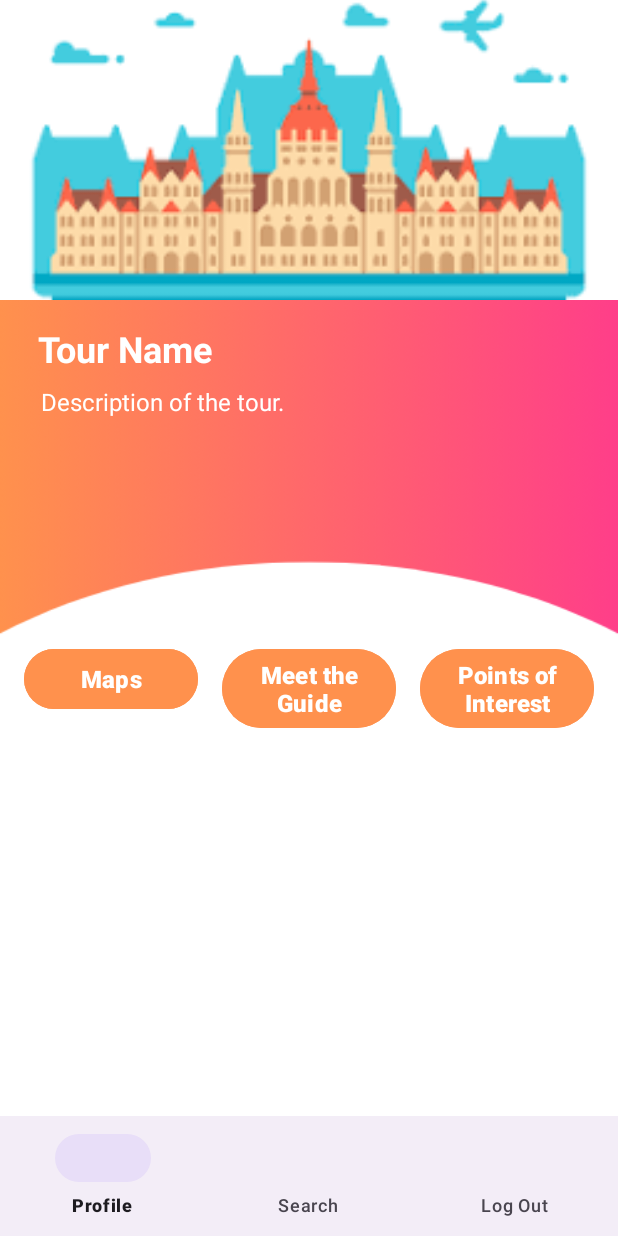
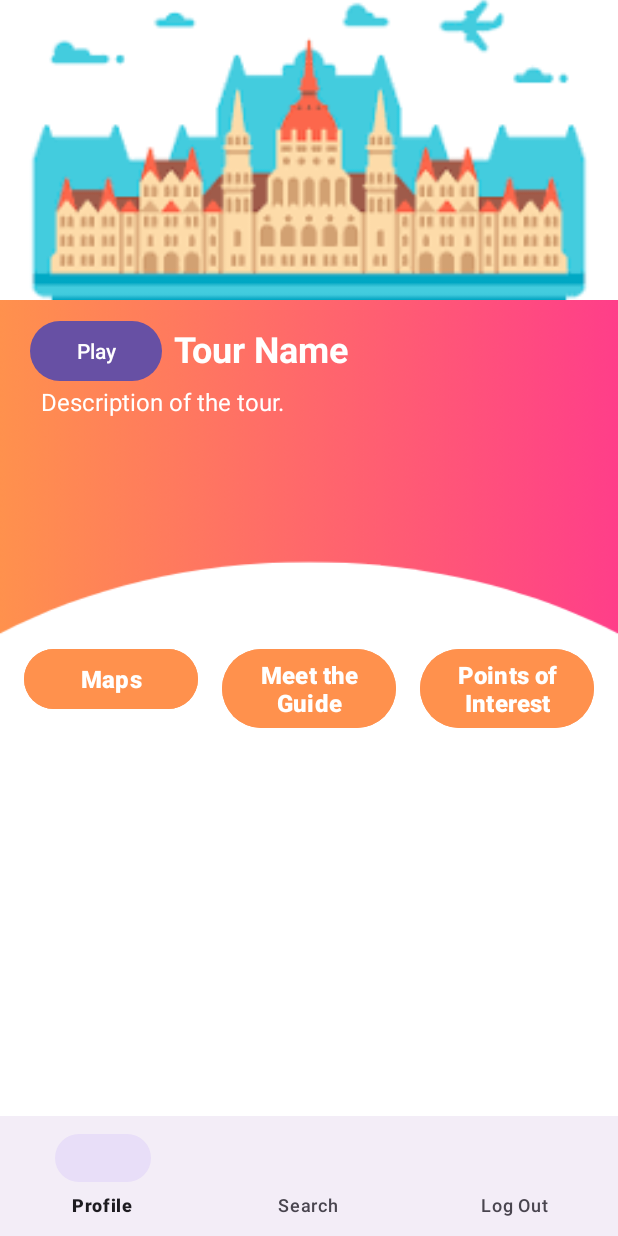
Before and after one commit to iamcristinanr/ANDROIDcitysound, an Android app: the layout activity_tour.xml on its own in the app's theme, with its tools: preview values and no code run, on a phone screen of 412 x 824 dp. Run offline under Robolectric (Android 15) with nearby library versions, the light colour scheme and no system bars; network calls fail.

Commit message:
mediaPlayer tour

```diff
--- a/app/src/main/java/com/example/citysound/Tour.kt
+++ b/app/src/main/java/com/example/citysound/Tour.kt
@@ -8,6 +8,7 @@ data class Tour(
     val tourName: String,
     val description: String,
     val tourImage: String, // Si deseas incluir una imagen, puedes usar un recurso de imagen
+
     // val pointsOfInterest: List<String> // Si deseas incluir una lista de puntos de interés
 ) : Parcelable {
     constructor(parcel: Parcel) : this(
@@ -15,6 +16,7 @@ data class Tour(
         parcel.readString() ?: "",
         parcel.readString() ?: "",
         parcel.readString() ?: "",
+
     )
 
     override fun writeToParcel(parcel: Parcel, flags: Int) {
@@ -22,6 +24,7 @@ data class Tour(
         parcel.writeString(tourName)
         parcel.writeString(description)
         parcel.writeString(tourImage)
+
     }
 
     override fun describeContents(): Int {
--- a/app/src/main/res/layout/activity_tour.xml
+++ b/app/src/main/res/layout/activity_tour.xml
@@ -21,18 +21,30 @@
         app:layout_constraintEnd_toEndOf="parent"
         android:src="@mipmap/default_tour_image" />
 
+    <Button
+        android:id="@+id/tourPlayButton"
+        android:layout_width="wrap_content"
+        android:layout_height="wrap_content"
+        android:text="Play"
+        android:layout_marginStart="20dp"
+        android:layout_marginTop="10dp"
+        app:layout_constraintStart_toStartOf="parent"
+        app:layout_constraintTop_toBottomOf="@id/tourImageView" />
+
     <TextView
         android:id="@+id/tourNameTextView"
-        android:layout_width="wrap_content"
+        android:layout_width="0dp"
         android:layout_height="wrap_content"
         android:text="Tour Name"
         android:textSize="24sp"
         android:textStyle="bold"
         android:textColor="@color/white"
         app:layout_constraintTop_toBottomOf="@id/tourImageView"
-        app:layout_constraintStart_toStartOf="parent"
-        android:layout_marginStart="25dp"
-        android:layout_marginTop="16dp" />
+        app:layout_constraintStart_toEndOf="@id/tourPlayButton"
+        app:layout_constraintEnd_toEndOf="parent"
+        android:layout_marginStart="8dp"
+        android:layout_marginTop="16dp"
+        android:layout_marginEnd="16dp"/>
 
     <TextView
         android:id="@+id/descriptionTextView"
@@ -96,6 +108,7 @@
         android:layout_marginTop="150dp"
         android:layout_marginEnd="16dp" />
 
+
     <include
         layout="@layout/activity_navigation"
         android:layout_width="match_parent"
```
Also changed, not shown: app/src/main/java/com/example/citysound/TourActivity.kt (+74 -0 lines), app/src/main/res/layout/activity_stops.xml (+18 -13 lines).
